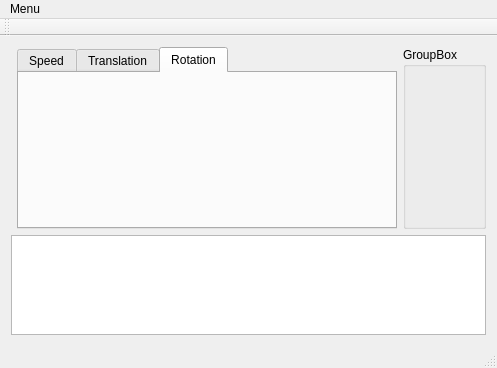
First picture: the form in ui/mainwindow.ui, repository Club-INTech/Asserv-INT, before the edit.
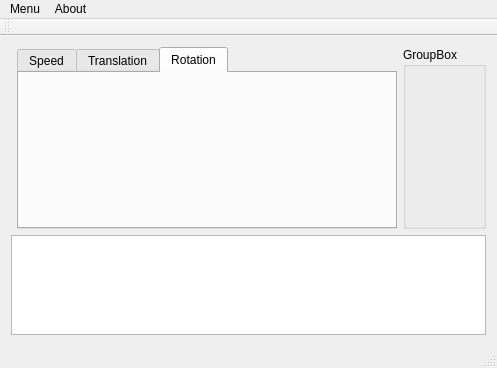
Second picture: the form after the edit.

The edit to the form file:
```diff
--- a/ui/mainwindow.ui
+++ b/ui/mainwindow.ui
@@ -77,8 +77,16 @@
     </property>
     <addaction name="actionConnectSerial"/>
     <addaction name="actionDisconnect"/>
+    <addaction name="actionOpenTerminal"/>
+    <addaction name="actionClose"/>
+   </widget>
+   <widget class="QMenu" name="menuAbout">
+    <property name="title">
+     <string>About</string>
+    </property>
    </widget>
    <addaction name="menuMenu"/>
+   <addaction name="menuAbout"/>
   </widget>
   <widget class="QToolBar" name="mainToolBar">
    <attribute name="toolBarArea">
```
Left out of the diff: 13 changed lines with no effect on the pictures.
